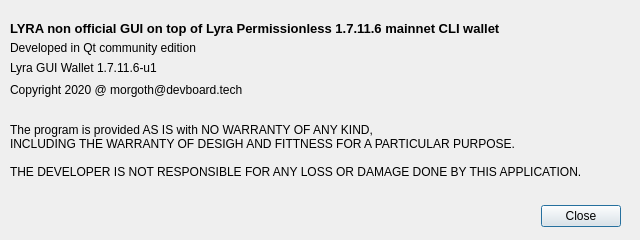
First picture: the form in aboutwindow.ui, repository MorgothCreator/lyra-gui-wallet, before the edit.
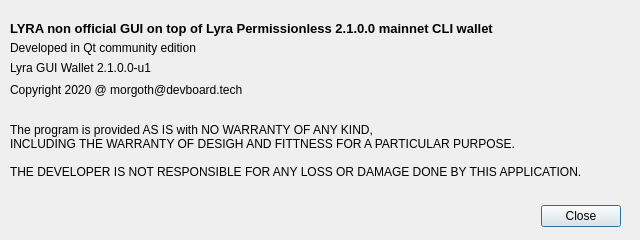
Second picture: the form after the edit.

Commit message: Add support for custom tokens, now you can send/receive custom tokens created on LYRA network.

Patch:
```diff
--- a/aboutwindow.ui
+++ b/aboutwindow.ui
@@ -64,7 +64,7 @@
     </rect>
    </property>
    <property name="text">
-    <string>Lyra GUI Wallet 1.7.11.6-u1</string>
+    <string>Lyra GUI Wallet 2.1.0.0-u1</string>
    </property>
   </widget>
   <widget class="QLabel" name="label_3">
@@ -113,7 +113,7 @@
     </font>
    </property>
    <property name="text">
-    <string>LYRA non official GUI on top of Lyra Permissionless 1.7.11.6 mainnet CLI wallet</string>
+    <string>LYRA non official GUI on top of Lyra Permissionless 2.1.0.0 mainnet CLI wallet</string>
    </property>
   </widget>
  </widget>
```
The commit also changes 8 other files.
